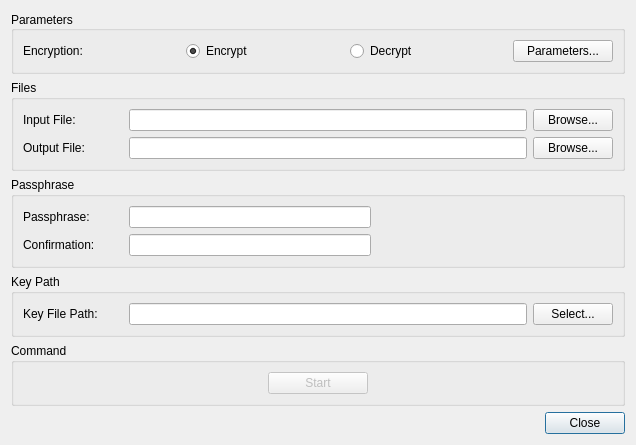
Above: qt_ui/file_encryption_dialog.ui from evpo/EncryptPad before the change. Below: the same form after it.
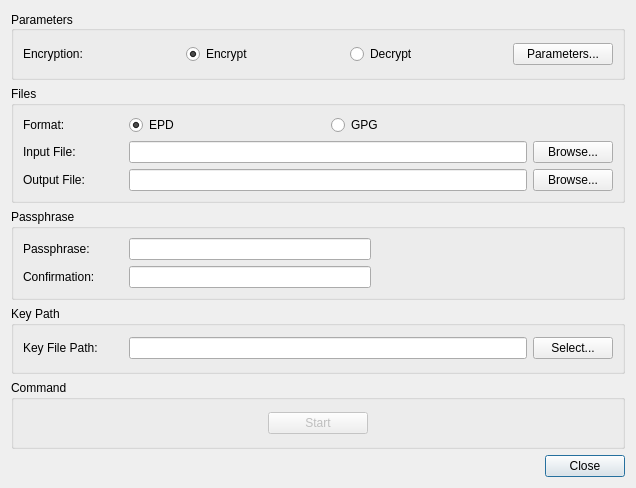
That is the form after the change. Icons and pictures are not drawn.

Commit message: Added EPD / GPG radio buttons to select the format in File Encryption Dialog

What changed in the file:
```diff
--- a/qt_ui/file_encryption_dialog.ui
+++ b/qt_ui/file_encryption_dialog.ui
@@ -7,7 +7,7 @@
     <x>0</x>
     <y>0</y>
     <width>636</width>
-    <height>445</height>
+    <height>488</height>
    </rect>
   </property>
   <property name="windowTitle">
@@ -83,21 +83,31 @@
         <string>Files</string>
        </property>
        <layout class="QGridLayout" name="gridLayout_6">
-        <item row="0" column="2">
-         <widget class="QPushButton" name="uiInputBrowse">
+        <item row="0" column="0">
+         <widget class="QLabel" name="label_7">
           <property name="text">
-           <string>Browse...</string>
+           <string>Format:</string>
+          </property>
+          <property name="buddy">
+           <cstring>uiGpgRadio</cstring>
           </property>
          </widget>
         </item>
         <item row="1" column="2">
+         <widget class="QPushButton" name="uiInputBrowse">
+          <property name="text">
+           <string>Browse...</string>
+          </property>
+         </widget>
+        </item>
+        <item row="2" column="2">
          <widget class="QPushButton" name="uiOutputBrowse">
           <property name="text">
            <string>Browse...</string>
           </property>
          </widget>
         </item>
-        <item row="1" column="0">
+        <item row="2" column="0">
          <widget class="QLabel" name="label_2">
           <property name="minimumSize">
            <size>
@@ -113,7 +123,7 @@
           </property>
          </widget>
         </item>
-        <item row="0" column="0">
+        <item row="1" column="0">
          <widget class="QLabel" name="label">
           <property name="sizePolicy">
            <sizepolicy hsizetype="Fixed" vsizetype="Preferred">
@@ -135,12 +145,42 @@
           </property>
          </widget>
         </item>
-        <item row="1" column="1">
+        <item row="2" column="1">
          <widget class="QLineEdit" name="uiOutputFile"/>
         </item>
-        <item row="0" column="1">
+        <item row="1" column="1">
          <widget class="QLineEdit" name="uiInputFile"/>
         </item>
+        <item row="0" column="1">
+         <layout class="QHBoxLayout" name="horizontalLayout">
+          <item>
+           <widget class="QRadioButton" name="uiEpdRadio">
+            <property name="toolTip">
+             <string>EncryptPad format</string>
+            </property>
+            <property name="text">
+             <string>EPD</string>
+            </property>
+            <property name="checked">
+             <bool>true</bool>
+            </property>
+           </widget>
+          </item>
+          <item>
+           <widget class="QRadioButton" name="uiGpgRadio">
+            <property name="toolTip">
+             <string>OpenPGP</string>
+            </property>
+            <property name="text">
+             <string>GPG</string>
+            </property>
+            <property name="checked">
+             <bool>false</bool>
+            </property>
+           </widget>
+          </item>
+         </layout>
+        </item>
        </layout>
       </widget>
      </item>
```
Left out of the diff: 78 changed lines with no effect on the pictures. The commit also changes 2 other files.
